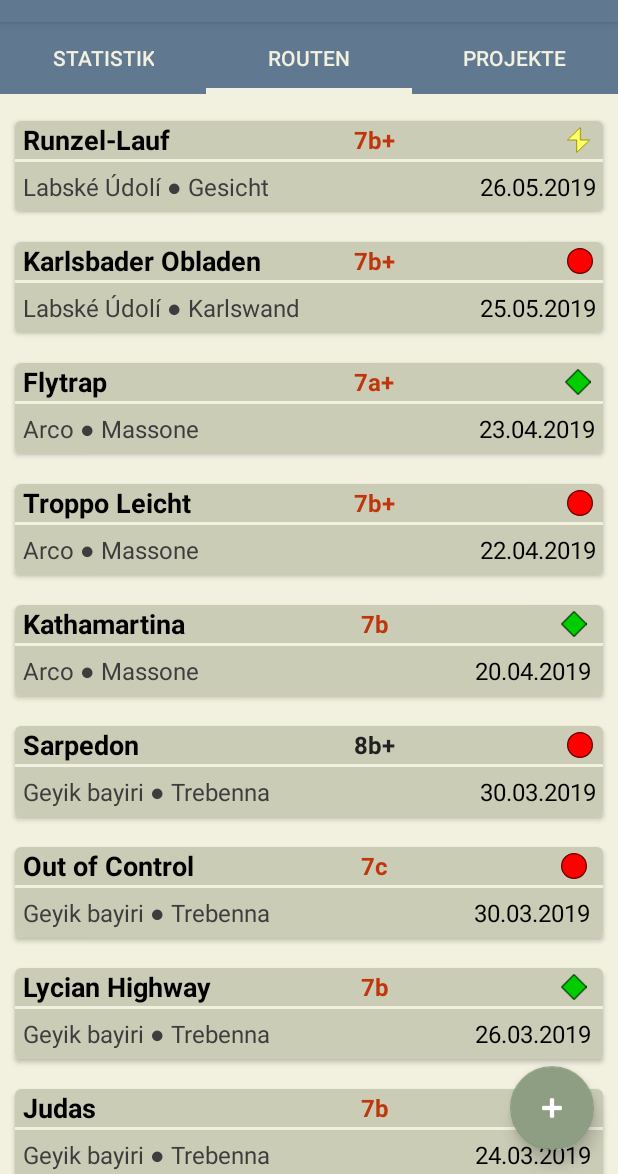
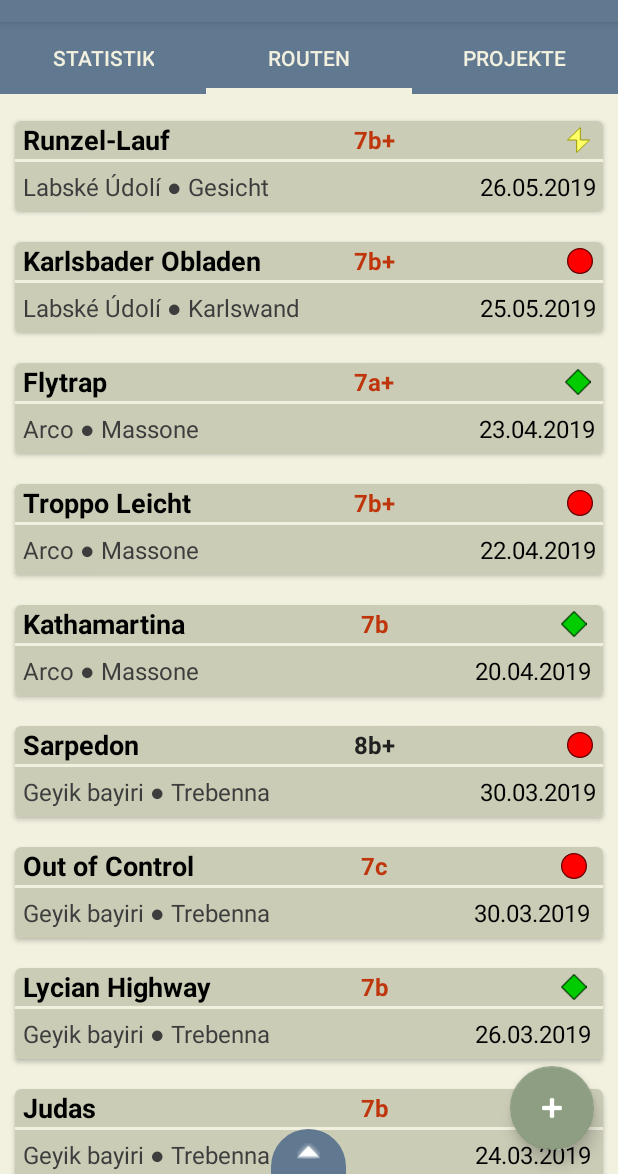
Before and after one commit to LorenMucha/Climbing-Diary-App, an Android app: the screen it shows after launch (MainActivity), tab 2 chosen, on a phone screen of 412 x 824 dp, the part 62-1236 px from its top. Run offline under Robolectric (Android 15) with nearby library versions, the phone set to English and light mode, and no system bars; libraries missing offline, so code that uses them is left out: cn.pedant, com.crystal.crystalrangeseekbar, com.github.mikephil.charting; 33 statements that could not run were skipped.

Commit message:
update rating

```diff
--- a/app/src/main/java/com/main/climbingdiary/RouteDoneFragment.java
+++ b/app/src/main/java/com/main/climbingdiary/RouteDoneFragment.java
@@ -48,7 +48,7 @@ public class RouteDoneFragment extends Fragment implements RouteFragment {
         // Set layout manager to position the items
         rvRoutes.setLayoutManager(new LinearLayoutManager(getActivity().getApplicationContext()));
         setHasOptionsMenu(true);
-        ShowTimeSlider.show();
+
         return view;
     }
 
--- a/app/src/main/java/com/main/climbingdiary/RouteProjectFragment.java
+++ b/app/src/main/java/com/main/climbingdiary/RouteProjectFragment.java
@@ -44,7 +44,7 @@ public class RouteProjectFragment extends Fragment implements RouteFragment {
         rvProjekte.setAdapter(adapter);
         // Set layout manager to position the items
         rvProjekte.setLayoutManager(new LinearLayoutManager(getActivity().getApplicationContext()));
-        ShowTimeSlider.hide();
+
         setHasOptionsMenu(true);
         return view;
     }
--- a/app/src/main/java/com/main/climbingdiary/StatisticFragment.java
+++ b/app/src/main/java/com/main/climbingdiary/StatisticFragment.java
@@ -74,7 +74,7 @@ public class StatisticFragment extends Fragment {
         //default visualisation
         setBarChartBtn.callOnClick();
         setHasOptionsMenu(true);
-        ShowTimeSlider.show();
+
        return view;
     }
     //XAxis Formatter
--- a/app/src/main/java/com/main/climbingdiary/Ui/FragmentPager.java
+++ b/app/src/main/java/com/main/climbingdiary/Ui/FragmentPager.java
@@ -8,8 +8,11 @@ import android.util.Log;
 
 import com.main.climbingdiary.R;
 import com.main.climbingdiary.Ui.button.AddRoute;
+import com.main.climbingdiary.Ui.button.ShowTimeSlider;
 import com.main.climbingdiary.adapter.TabAdapter;
 import com.main.climbingdiary.abstraction.Tabs;
+
+import java.util.Objects;
 
 public class FragmentPager implements TabLayout.OnTabSelectedListener {
     private static final int view_layout = R.id.viewPager;
@@ -44,10 +47,23 @@ public class FragmentPager implements TabLayout.OnTabSelectedListener {
     public void onTabSelected(TabLayout.Tab tab) {
         tabTitle = tab.getText().toString();
         switch(tab.getPosition()) {
+            //statistic
             case 0:
+                ShowTimeSlider.show();
                 AddRoute.hide();
                 break;
+                //routes
+            case 1:
+                AddRoute.show();
+                ShowTimeSlider.show();
+                break;
+                //projects
+            case 3:
+                ShowTimeSlider.hide();
+                AddRoute.show();
+                break;
             default :
+                ShowTimeSlider.hide();
                 AddRoute.show();
                 break;
         }
@@ -55,7 +71,7 @@ public class FragmentPager implements TabLayout.OnTabSelectedListener {
 
     public static void setPosition(int pos){
         TabLayout.Tab tab = tabLayout.getTabAt(pos);
-        tab.select();
+        Objects.requireNonNull(tab).select();
     }
 
     @Override
--- a/app/src/main/res/layout/item_projekt.xml
+++ b/app/src/main/res/layout/item_projekt.xml
@@ -98,6 +98,7 @@
                         android:layout_width="wrap_content" />
 
                     <RatingBar
+                        android:theme="@style/RatingBar"
                         android:id="@+id/route_rating"
                         android:layout_below="@id/edit_hr"
                         style="@style/Widget.AppCompat.RatingBar.Small"
--- a/app/src/main/res/layout/item_route.xml
+++ b/app/src/main/res/layout/item_route.xml
@@ -115,6 +115,7 @@
                     android:layout_width="wrap_content" />
 
                 <RatingBar
+                    android:theme="@style/RatingBar"
                     android:id="@+id/route_rating"
                     android:layout_below="@id/edit_hr"
                     style="@style/Widget.AppCompat.RatingBar.Small"
--- a/app/src/main/res/values/styles.xml
+++ b/app/src/main/res/values/styles.xml
@@ -28,4 +28,9 @@
         <item name="android:gravity">center</item>
     </style>
 
+    <style name="RatingBar" parent="Theme.AppCompat">
+        <item name="colorControlNormal">@color/black</item>
+        <item name="colorControlActivated">@color/colorPrimaryDark</item>
+    </style>
+
 </resources>
```
